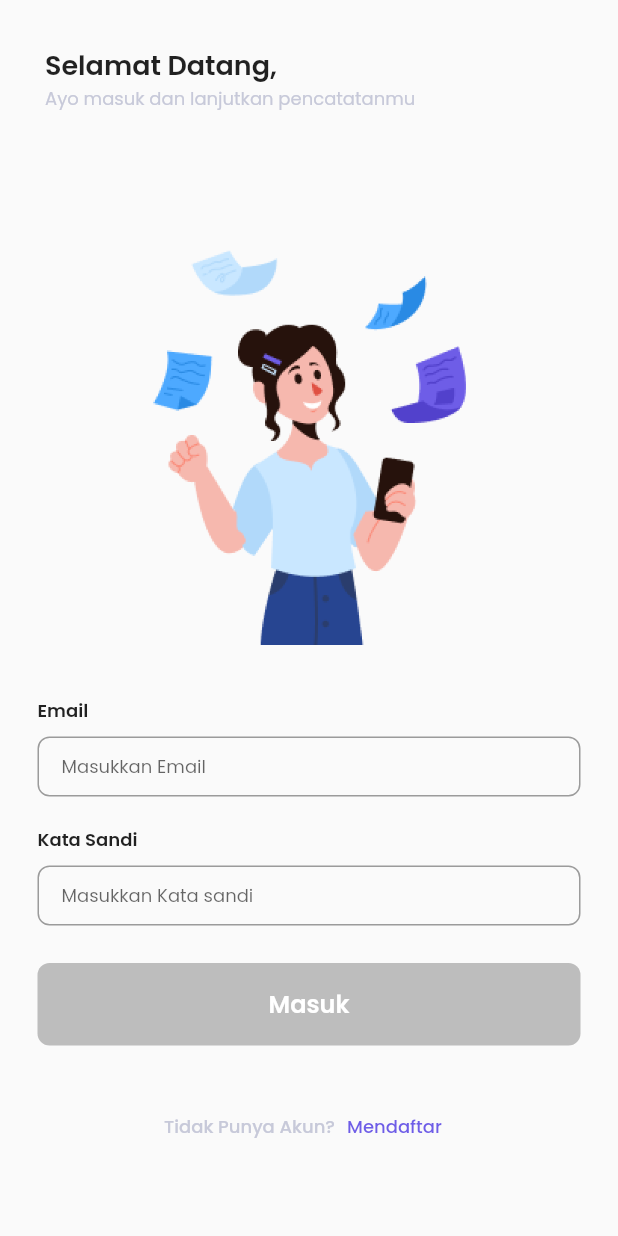
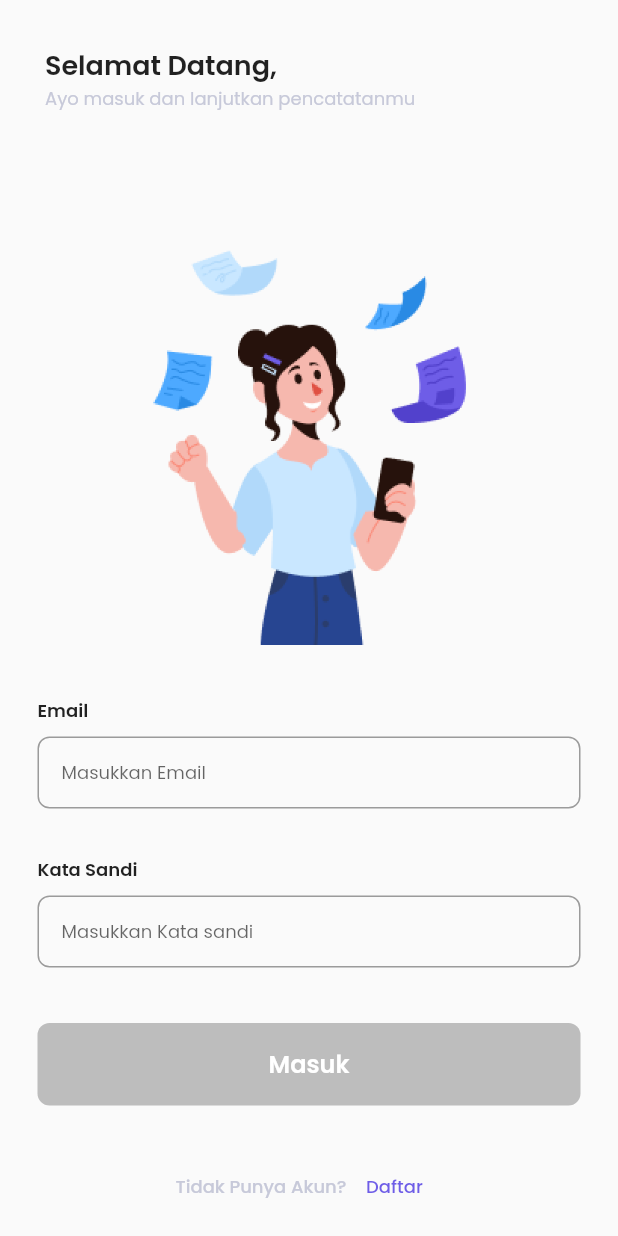
Before and after one commit to rpzfuu/LendLab, a Flutter app: the screen it shows after launch, on a phone screen of 412 x 824 dp. Run offline on Flutter 3.47's test engine with Material 3 defaults, Android fonts, the phone set to English and light mode, and no system bars; our stand-ins replace material_design_icons_flutter, supabase_flutter; accounts and stored records are empty.

```diff
--- a/lib/app/screens/auth/login_auth_screen.dart
+++ b/lib/app/screens/auth/login_auth_screen.dart
@@ -12,6 +12,7 @@ class LoginPage extends StatefulWidget {
 }
 
 class _LoginPageState extends State<LoginPage> {
+  final _loginfield = GlobalKey<FormState>();
   final _emailController = TextEditingController();
   final _passwordController = TextEditingController();
 
@@ -68,6 +69,8 @@ class _LoginPageState extends State<LoginPage> {
               const SizedBox(height: 35),
               Padding(
                 padding: const EdgeInsets.symmetric(horizontal: 25),
+                child: Form(
+                  key: _loginfield,
                   child: Column(
                     crossAxisAlignment: CrossAxisAlignment.start,
                     children: [
@@ -76,8 +79,8 @@ class _LoginPageState extends State<LoginPage> {
                         style: TextStyles.sSemiBold,
                       ),
                       const SizedBox(height: 8),
-                    SizedBox(
-                      height: 40,
+                      Container(
+                        height: 60,
                         child: TextFormField(
                           controller: _emailController,
                           style: TextStyles.sReguler,
@@ -90,6 +93,18 @@ class _LoginPageState extends State<LoginPage> {
                               borderRadius: BorderRadius.circular(8),
                             ),
                           ),
+                          validator: (value) {
+                            if (value == null || value.isEmpty) {
+                              return "Masukkan";
+                            }
+                            bool emailValid = RegExp(
+                                    r"^[a-zA-Z0-9.a-zA-Z0-9.!#$%&'*+-/=?^_`{|}~]+@[a-zA-Z0-9]+\.[a-zA-Z]+")
+                                .hasMatch(value);
+                            if (!emailValid) {
+                              return "Masukkan Email Yang Valid";
+                            }
+                            return null;
+                          },
                         ),
                       ),
                       const SizedBox(height: 20),
@@ -98,8 +113,8 @@ class _LoginPageState extends State<LoginPage> {
                         style: TextStyles.sSemiBold,
                       ),
                       const SizedBox(height: 8),
-                    SizedBox(
-                      height: 40,
+                      Container(
+                        height: 60,
                         child: TextFormField(
                           controller: _passwordController,
                           obscureText: true,
@@ -113,6 +128,15 @@ class _LoginPageState extends State<LoginPage> {
                               borderRadius: BorderRadius.circular(8),
                             ),
                           ),
+                          validator: (value) {
+                            if (value == null || value.isEmpty) {
+                              return "Masukkan Kata Sandi";
+                            }
+                            if (value.length < 6) {
+                              return "Kata Sandi harus lebih dari 6 karakter";
+                            }
+                            return null;
+                          },
                         ),
                       ),
                       const SizedBox(height: 25),
@@ -120,6 +144,7 @@ class _LoginPageState extends State<LoginPage> {
                         isEnable: terisi,
                         text: 'Masuk',
                         onPressed: () async {
+                          if (_loginfield.currentState!.validate()) {
                             final handler = SupaBaseHandler();
                             final idUser = await handler.getID(
                                 _emailController.text.trim(),
@@ -147,6 +172,7 @@ class _LoginPageState extends State<LoginPage> {
                                 );
                               }
                             }
+                          }
                         },
                       ),
                       const SizedBox(height: 30),
@@ -162,14 +188,15 @@ class _LoginPageState extends State<LoginPage> {
                                 Navigator.pushNamed(context, '/signup');
                               },
                               child: Text(
-                              'Mendaftar',
-                              style:
-                                  TextStyles.sMedium.copyWith(color: mainColor),
+                                'Daftar',
+                                style: TextStyles.sMedium
+                                    .copyWith(color: mainColor),
                               ))
                         ],
                       ),
                       const SizedBox(height: 50),
                     ],
+                  ),
                 ),
               )
             ],
```
Lines whose indentation alone changed are shown as unchanged.
